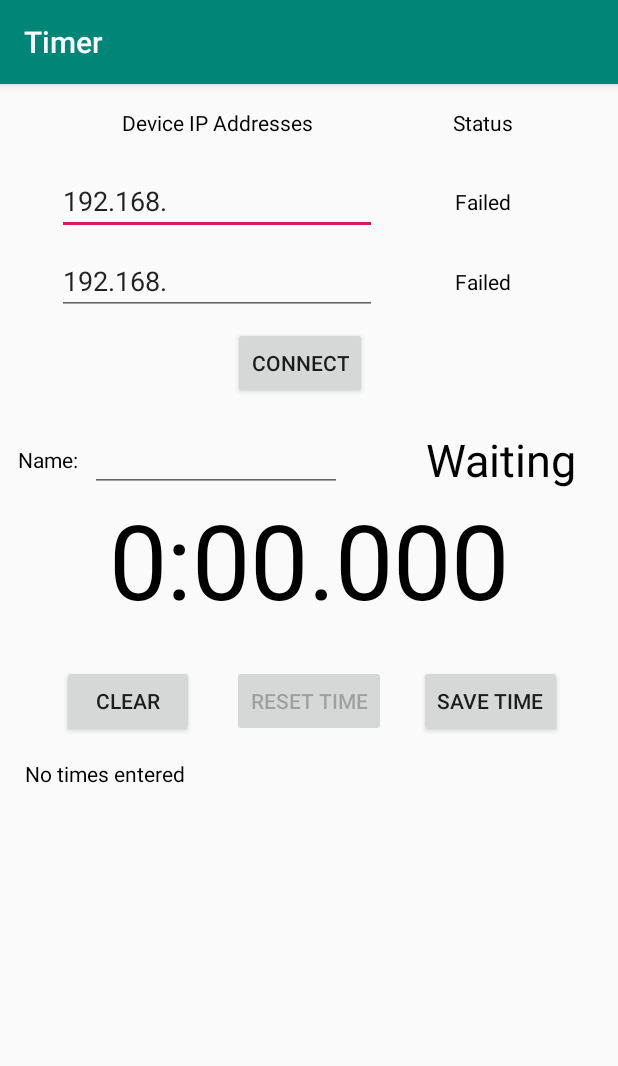
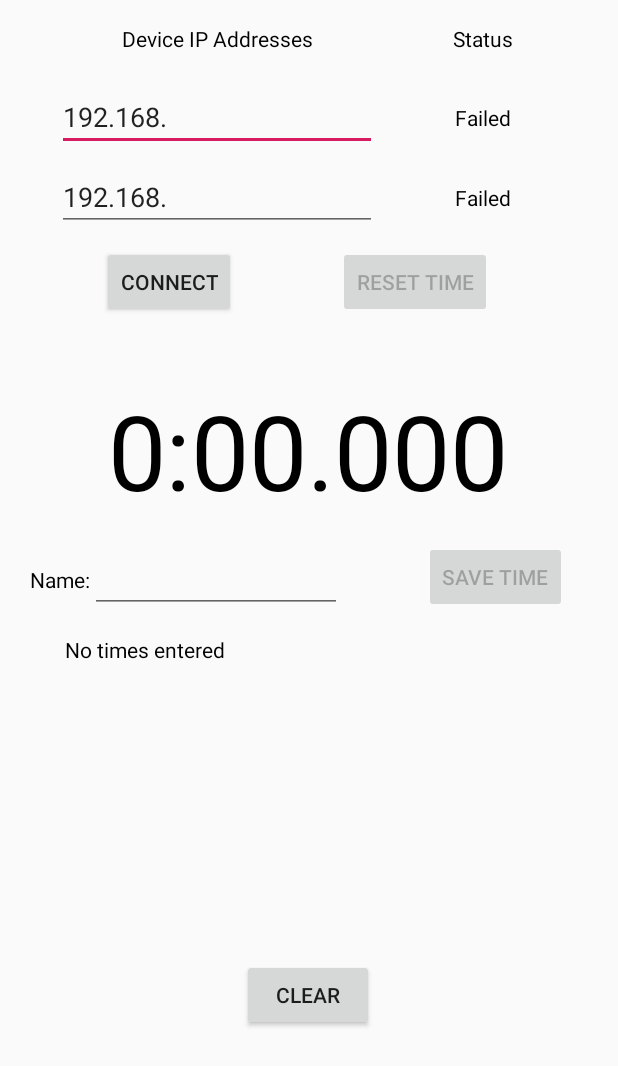
Before and after one commit to MackenzieJones/ClimbTimb, an Android app: the screen it shows after launch (MainActivity), after a tap on "CONNECT", on a phone screen of 412 x 824 dp. Shown: the top 1066 px of the screen. Run offline under Robolectric (Android 15) with nearby library versions, the phone set to English and light mode, and no system bars.

Commit message:
Fixed display timer bugs, sync bug, reformatted more, adjusted layout

```diff
--- a/app/build.gradle
+++ b/app/build.gradle
@@ -4,7 +4,7 @@ android {
     compileSdkVersion 29
     buildToolsVersion "29.0.2"
     defaultConfig {
-        applicationId "com.example.timer"
+        applicationId 'es.macjon.climbtimb'
         minSdkVersion 15
         targetSdkVersion 29
         versionCode 1
--- a/app/src/main/java/com/example/timer/ClimbSession.java
+++ b/app/src/main/java/com/example/timer/ClimbSession.java
@@ -42,8 +42,8 @@ public class ClimbSession {
         b1.updateTimes(time1, pressTime1);
         b2.updateTimes(time2, pressTime2);
 
-        boolean didB1Press = b1.curPressTime != b1.pressInitTime;
-        boolean didB2Press = b2.curPressTime != b2.pressInitTime;
+        boolean didB1Press = b1.curPressTime > b1.pressInitTime;
+        boolean didB2Press = b2.curPressTime > b2.pressInitTime;
 
         if (!active) {
             if (didB1Press && didB2Press) {
@@ -69,11 +69,11 @@ public class ClimbSession {
         for (int i = 0; i < finishButton.oldTimes.length; i++){
             if(finishButton.oldTimes[i] != -1) {
                 totalCount++;
-                totalDifference = totalDifference + (finishButton.oldTimes[i] - startButton.oldTimes[i]);
+                totalDifference = totalDifference + (startButton.oldTimes[i] - finishButton.oldTimes[i]);
             }
         }
         syncTime = totalDifference / totalCount;
-        System.out.println("SyncTime1: " + syncTime);
+        System.out.println("SyncTime: " + syncTime);
     }
 
     public void finishRun(){
@@ -101,11 +101,13 @@ public class ClimbSession {
     }
 
     public String getCurrentApproxTime(){
+        System.out.println(System.nanoTime() / 1000000 - runStartRealTime);
         return timeToString(System.nanoTime() / 1000000 - runStartRealTime);
     }
 
     private String timeToString(long time){
-        System.out.println("Result: " + time);
+        if (time > 86399000)
+            return "0:00.000";
         String mins, secs, millis;
 
         millis = String.format("%03d", (time % 1000));
--- a/app/src/main/java/com/example/timer/EasyButton.java
+++ b/app/src/main/java/com/example/timer/EasyButton.java
@@ -33,6 +33,7 @@ public class EasyButton {
         if (initEntry){
             curTime = time;
             pressInitTime = pressTime;
+            initEntry = false;
         }
         if (pressTime > curPressTime) {
             curPressRealTime = System.nanoTime() / 1000000;
--- a/app/src/main/java/com/example/timer/MainActivity.java
+++ b/app/src/main/java/com/example/timer/MainActivity.java
@@ -1,9 +1,11 @@
 package com.example.timer;
 
-import androidx.appcompat.app.AppCompatActivity;
+import android.app.Activity;
 
 import android.os.AsyncTask;
 import android.os.Bundle;
+import android.text.Editable;
+import android.text.TextWatcher;
 import android.view.View;
 import android.widget.Button;
 import android.widget.EditText;
@@ -25,7 +27,7 @@ import java.util.ArrayList;
 // Mac device1nes
 // Jan 30, 2020
 //^((?!isSBSettingEnabled|identical|pointer).)*$
-public class MainActivity extends AppCompatActivity {
+public class MainActivity extends Activity {
 
     private URL url1;
     private URL url2;
@@ -67,7 +69,7 @@ public class MainActivity extends AppCompatActivity {
             stopTimer();
         gd = new GetDevices();
         currentRun = new ClimbSession();
-        gd.execute();
+        gd.executeOnExecutor(AsyncTask.THREAD_POOL_EXECUTOR);
     }
 
     public void stopTimer(){
@@ -112,6 +114,44 @@ public class MainActivity extends AppCompatActivity {
                 if (System.nanoTime() - lastTimeActivated > 500 * 1000 * 1000) {
                     lastTimeActivated = System.nanoTime();
 
+                    receiveDeviceData();
+
+                    if (currentRun != null) {
+                        timerLogic();
+                    }
+
+                    publishProgress();
+                }
+            }
+            return null;
+        }
+
+        @Override
+        protected void onProgressUpdate(String... values) {
+            // Status change for the device failing or succeeding
+            if (device1Failed || device2Failed){
+                failedConnection(device1Failed, device2Failed);
+                stopTimer();
+            } else {
+                //currentRun.addSyncRealTime(time1, time2);
+                successfulConnection();
+            }
+
+            if (currentRun != null) {
+                if (currentRun.finished) {
+                    if (!currentRun.didFirstFinishCheck()) {
+                        stopDisplayTiming();
+                        timerText.setText(currentRun.getResultTime());
+                    }
+                } else if (currentRun.active){
+                    if (!currentRun.didFirstStartCheck()) {
+                        startDisplayTiming();
+                    }
+                }
+            }
+        }
+
+        private void receiveDeviceData(){
             HttpURLConnection urlConnection = null;
             HttpURLConnection ur2Connection = null;
 
@@ -168,38 +208,6 @@ public class MainActivity extends AppCompatActivity {
                 if (ur2Connection != null)
                     ur2Connection.disconnect();
             }
-
-                    if (currentRun != null) {
-                        timerLogic();
-                    }
-                    publishProgress();
-                }
-            }
-            return null;
-        }
-
-        @Override
-        protected void onProgressUpdate(String... values) {
-            // Status change for the device failing or succeeding
-            if (device1Failed || device2Failed){
-                failedConnection(device1Failed, device2Failed);
-                stopTimer();
-            } else {
-                //currentRun.addSyncRealTime(time1, time2);
-                successfulConnection();
-            }
-            if (currentRun != null) {
-                if (currentRun.finished) {
-                    if (!currentRun.didFirstFinishCheck()) {
-                        stopDisplayTiming();
-                        timerText.setText(currentRun.getResultTime());
-                    }
-                } else if (currentRun.active){
-                    if (!currentRun.didFirstStartCheck()) {
-                        startDisplayTiming();
-                    }
-                }
-            }
         }
 
         private void timerLogic() {
@@ -230,17 +238,22 @@ public class MainActivity extends AppCompatActivity {
                     publishProgress();
                 }
             }
+
             return null;
         }
 
         @Override
         protected void onProgressUpdate(String... values) {
-            if (currentRun != null && !currentRun.finished) {
+            if (currentRun != null) {
+                if (!currentRun.finished) {
                     String time = currentRun.getCurrentApproxTime();
                     timerText.setText(time);
                 }
+            } else {
+                timerText.setText("0:00.000");
             }
-    };
+        }
+    }
 
     private void successfulConnection() {
         TextView status = findViewById(R.id.connectingText1);
@@ -294,7 +307,10 @@ public class MainActivity extends AppCompatActivity {
         saveButton.setOnClickListener(new View.OnClickListener() {
             public void onClick(View v) {
                 EditText name = findViewById(R.id.nameField);
-                String newElement = name.getText().toString() + ": " + timerText.getText().toString();
+                String newElement = name.getText().toString();
+                if (newElement.length() == 0)
+                    newElement += ": ";
+                newElement += timerText.getText().toString();
                 timeList.add(0, newElement);
                 if (fakeList.length() > 0){
                     fakeList = "\n" + fakeList;
@@ -304,6 +320,7 @@ public class MainActivity extends AppCompatActivity {
                 list.setText(fakeList);
             }
         });
+        saveButton.setEnabled(false);
 
         final Button clearButton = findViewById(R.id.clearTimes);
         clearButton.setOnClickListener(new View.OnClickListener() {
@@ -319,11 +336,32 @@ public class MainActivity extends AppCompatActivity {
         final Button resetTimeButton = findViewById(R.id.resetButton);
         resetTimeButton.setOnClickListener(new View.OnClickListener() {
             public void onClick(View v) {
-                timerText.setText("0:00.000");
                 stopDisplayTiming();
                 stopTimer();
+                timerText.setText("0:00.000");
+                startTimer();
+            }
+        });
 
-                startTimer();
+        final TextView timeText = findViewById(R.id.timeDisplayText);
+        timeText.addTextChangedListener(new TextWatcher() {
+            @Override
+            public void beforeTextChanged(CharSequence charSequence, int i, int i1, int i2) {
+
+            }
+
+            @Override
+            public void onTextChanged(CharSequence charSequence, int i, int i1, int i2) {
+
+            }
+
+            @Override
+            public void afterTextChanged(Editable editable) {
+                if (currentRun != null && currentRun.finished){
+                    saveButton.setEnabled(true);
+                } else {
+                    saveButton.setEnabled(false);
+                }
             }
         });
     }
--- a/app/src/main/res/layout/activity_main.xml
+++ b/app/src/main/res/layout/activity_main.xml
@@ -40,16 +40,16 @@
         android:text="Connect"
         app:layout_constraintBottom_toBottomOf="parent"
         app:layout_constraintEnd_toEndOf="parent"
-        app:layout_constraintHorizontal_bias="0.481"
+        app:layout_constraintHorizontal_bias="0.211"
         app:layout_constraintStart_toStartOf="parent"
         app:layout_constraintTop_toBottomOf="@+id/ipField2"
-        app:layout_constraintVertical_bias="0.0" />
+        app:layout_constraintVertical_bias="0.003" />
 
     <TextView
         android:id="@+id/connectingText1"
         android:layout_width="wrap_content"
         android:layout_height="wrap_content"
-        android:text="Connecting..."
+        android:text="Waiting"
         android:textColor="#000000"
         app:layout_constraintBottom_toBottomOf="@+id/ipField"
         app:layout_constraintEnd_toEndOf="parent"
@@ -61,7 +61,7 @@
         android:id="@+id/connectingText2"
         android:layout_width="wrap_content"
         android:layout_height="wrap_content"
-        android:text="Connecting..."
+        android:text="Waiting"
         android:textColor="#000000"
         app:layout_constraintBottom_toBottomOf="@+id/ipField2"
         app:layout_constraintEnd_toEndOf="parent"
@@ -101,93 +101,70 @@
         android:textSize="69sp"
         app:layout_constraintBottom_toBottomOf="parent"
         app:layout_constraintEnd_toEndOf="parent"
+        app:layout_constraintHorizontal_bias="0.496"
         app:layout_constraintStart_toStartOf="parent"
-        app:layout_constraintTop_toBottomOf="@+id/runStatusText"
-        app:layout_constraintVertical_bias="0.0" />
+        app:layout_constraintTop_toBottomOf="@+id/attemptButton"
+        app:layout_constraintVertical_bias="0.081" />
+
+    <Button
+        android:id="@+id/resetButton"
+        android:layout_width="wrap_content"
+        android:layout_height="wrap_content"
+        android:layout_marginStart="68dp"
+        android:layout_marginLeft="68dp"
+        android:text="Reset Time"
+        app:layout_constraintBottom_toBottomOf="@+id/attemptButton"
+        app:layout_constraintStart_toEndOf="@+id/attemptButton"
+        app:layout_constraintTop_toTopOf="@+id/attemptButton" />
+
+    <EditText
+        android:id="@+id/nameField"
+        android:layout_width="168dp"
+        android:layout_height="42dp"
+        android:layout_marginTop="20dp"
+        android:ems="10"
+        android:inputType="textPersonName"
+        app:layout_constraintStart_toEndOf="@+id/nameLabel"
+        app:layout_constraintTop_toBottomOf="@+id/timeDisplayText" />
+
+    <TextView
+        android:id="@+id/nameLabel"
+        android:layout_width="wrap_content"
+        android:layout_height="wrap_content"
+        android:layout_marginStart="20dp"
+        android:layout_marginLeft="20dp"
+        android:text="Name:"
+        android:textColor="#000000"
+        app:layout_constraintBottom_toBottomOf="@+id/nameField"
+        app:layout_constraintStart_toStartOf="parent"
+        app:layout_constraintTop_toTopOf="@+id/nameField"
+        app:layout_constraintVertical_bias="0.434" />
 
     <Button
         android:id="@+id/saveButton"
         android:layout_width="wrap_content"
         android:layout_height="wrap_content"
-        android:layout_marginEnd="16dp"
-        android:layout_marginRight="16dp"
-        android:text="Save Time"
-        app:layout_constraintBottom_toBottomOf="@+id/resetButton"
-        app:layout_constraintEnd_toEndOf="parent"
-        app:layout_constraintStart_toEndOf="@+id/resetButton"
-        app:layout_constraintTop_toTopOf="@+id/resetButton" />
-
-    <Button
-        android:id="@+id/clearTimes"
-        android:layout_width="wrap_content"
-        android:layout_height="wrap_content"
         android:layout_marginStart="16dp"
         android:layout_marginLeft="16dp"
-        android:text="Clear"
-        app:layout_constraintBottom_toBottomOf="@+id/resetButton"
-        app:layout_constraintEnd_toStartOf="@+id/resetButton"
-        app:layout_constraintStart_toStartOf="parent"
-        app:layout_constraintTop_toTopOf="@+id/resetButton" />
-
-    <Button
-        android:id="@+id/resetButton"
-        android:layout_width="wrap_content"
-        android:layout_height="wrap_content"
-        android:layout_marginTop="24dp"
-        android:text="Reset Time"
-        app:layout_constraintEnd_toEndOf="@+id/timeDisplayText"
-        app:layout_constraintStart_toStartOf="@+id/timeDisplayText"
-        app:layout_constraintTop_toBottomOf="@+id/timeDisplayText" />
-
-    <TextView
-        android:id="@+id/runStatusText"
-        android:layout_width="wrap_content"
-        android:layout_height="wrap_content"
-        android:layout_marginTop="20dp"
-        android:layout_marginEnd="16dp"
-        android:layout_marginRight="16dp"
-        android:text="Waiting"
-        android:textColor="#000000"
-        android:textSize="30sp"
+        android:layout_marginEnd="8dp"
+        android:layout_marginRight="8dp"
+        android:text="Save Time"
+        app:layout_constraintBottom_toBottomOf="@+id/nameField"
         app:layout_constraintEnd_toEndOf="parent"
-        app:layout_constraintHorizontal_bias="0.83"
+        app:layout_constraintHorizontal_bias="0.603"
         app:layout_constraintStart_toEndOf="@+id/nameField"
-        app:layout_constraintTop_toBottomOf="@+id/attemptButton" />
-
-    <TextView
-        android:id="@+id/nameLabel"
-        android:layout_width="wrap_content"
-        android:layout_height="wrap_content"
-        android:layout_marginStart="12dp"
-        android:layout_marginLeft="12dp"
-        android:text="Name:"
-        android:textColor="#000000"
-        app:layout_constraintBottom_toBottomOf="@+id/nameField"
-        app:layout_constraintStart_toStartOf="parent"
         app:layout_constraintTop_toTopOf="@+id/nameField"
-        app:layout_constraintVertical_bias="0.478" />
-
-    <EditText
-        android:id="@+id/nameField"
-        android:layout_width="168dp"
-        android:layout_height="42dp"
-        android:layout_marginStart="8dp"
-        android:layout_marginLeft="8dp"
-        android:layout_marginTop="20dp"
-        android:ems="10"
-        android:inputType="textPersonName"
-        app:layout_constraintStart_toEndOf="@+id/nameLabel"
-        app:layout_constraintTop_toBottomOf="@+id/attemptButton" />
+        app:layout_constraintVertical_bias="1.0" />
 
     <ScrollView
-        android:layout_width="409dp"
-        android:layout_height="0dp"
+        android:id="@+id/scrollView2"
+        android:layout_width="357dp"
+        android:layout_height="196dp"
         android:layout_marginTop="8dp"
-        app:layout_constraintBottom_toBottomOf="parent"
         app:layout_constraintEnd_toEndOf="parent"
-        app:layout_constraintHorizontal_bias="0.0"
+        app:layout_constraintHorizontal_bias="0.486"
         app:layout_constraintStart_toStartOf="parent"
-        app:layout_constraintTop_toBottomOf="@+id/resetButton">
+        app:layout_constraintTop_toBottomOf="@+id/nameField">
 
         <LinearLayout
             android:layout_width="match_parent"
@@ -207,4 +184,16 @@
         </LinearLayout>
     </ScrollView>
 
+    <Button
+        android:id="@+id/clearTimes"
+        android:layout_width="wrap_content"
+        android:layout_height="wrap_content"
+        android:layout_marginBottom="16dp"
+        android:text="Clear"
+        app:layout_constraintBottom_toBottomOf="parent"
+        app:layout_constraintEnd_toEndOf="@+id/scrollView2"
+        app:layout_constraintStart_toStartOf="@+id/scrollView2"
+        app:layout_constraintTop_toBottomOf="@+id/scrollView2"
+        app:layout_constraintVertical_bias="0.18" />
+
 </androidx.constraintlayout.widget.ConstraintLayout>
```
Also changed, not shown: 1 other file. Lines whose indentation alone changed are shown as unchanged.
